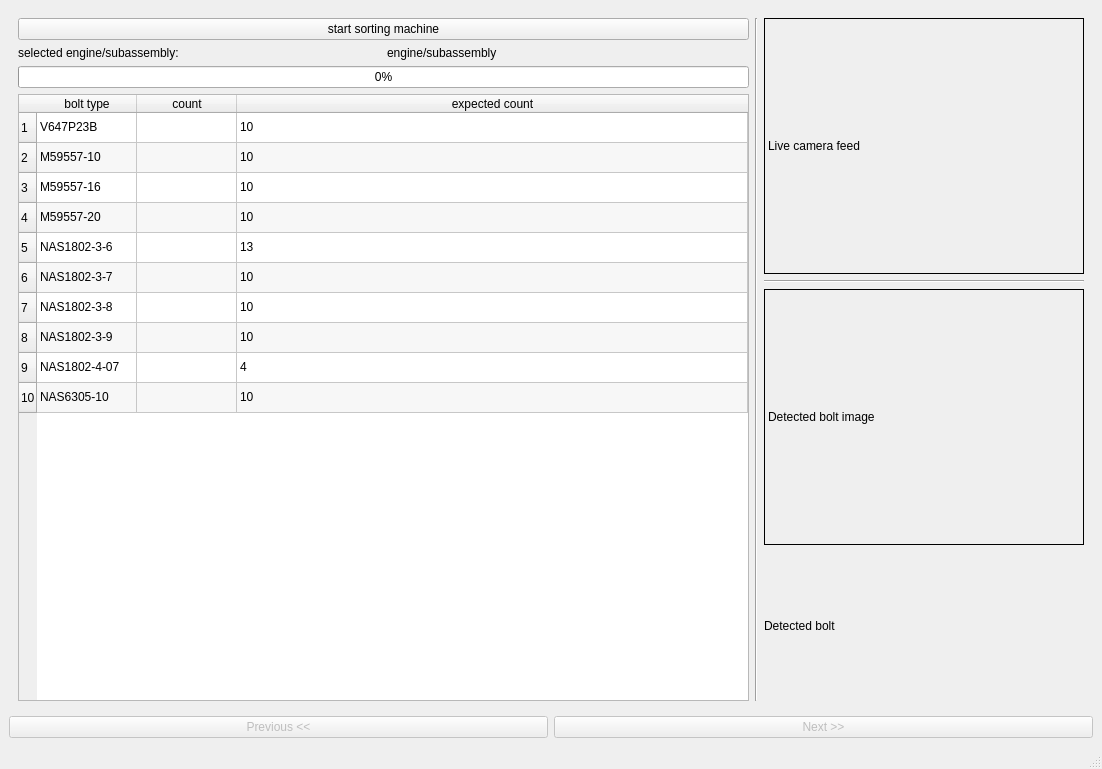
Before: the Qt Designer form main_window.ui in laurensthecomposer/SMR2, drawn with Qt 5.
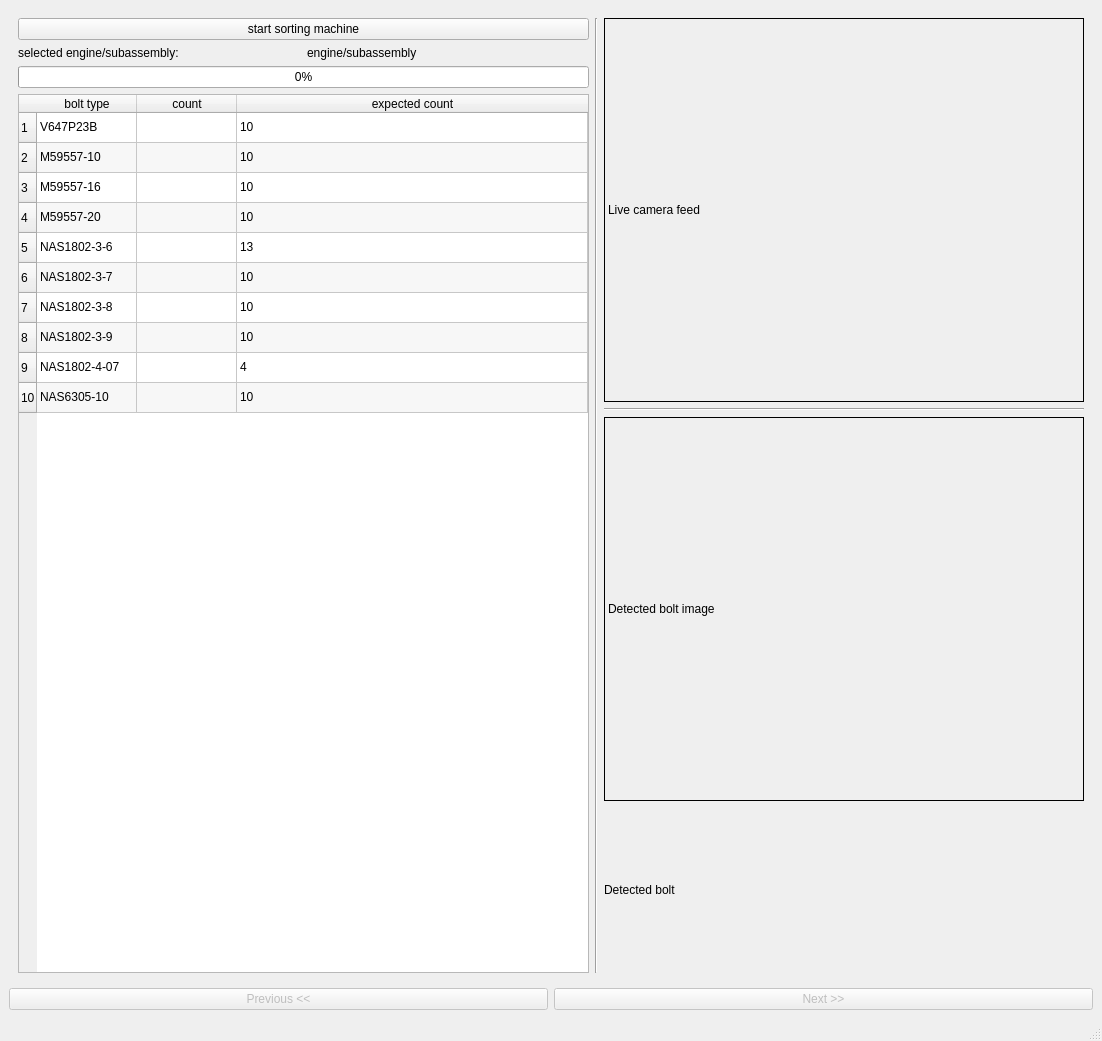
After: the same form once the commit is applied. The open tabs and pages were chosen to show the change.

```diff
--- a/main_window.ui
+++ b/main_window.ui
@@ -7,7 +7,7 @@
     <x>0</x>
     <y>0</y>
     <width>1102</width>
-    <height>769</height>
+    <height>1041</height>
    </rect>
   </property>
   <property name="windowTitle">
@@ -656,8 +656,8 @@
             </property>
             <property name="minimumSize">
              <size>
-              <width>320</width>
-              <height>256</height>
+              <width>480</width>
+              <height>384</height>
              </size>
             </property>
             <property name="frameShape">
@@ -685,8 +685,8 @@
             </property>
             <property name="minimumSize">
              <size>
-              <width>320</width>
-              <height>256</height>
+              <width>480</width>
+              <height>384</height>
              </size>
             </property>
             <property name="frameShape">
```
Left out of the diff: 2 changed lines with no effect on the pictures.
